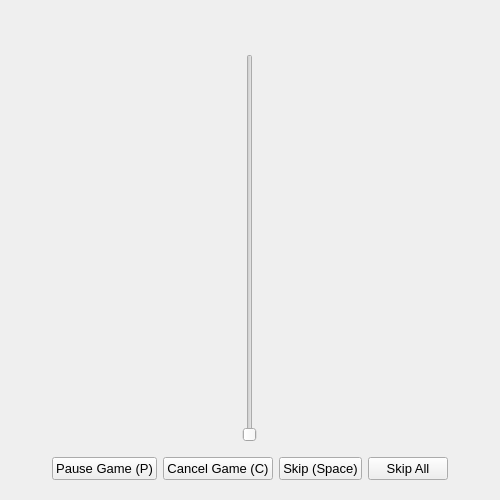
Above: ui/player.ui from tdauth/gustavsfairyland before the change. Below: the same form after it.
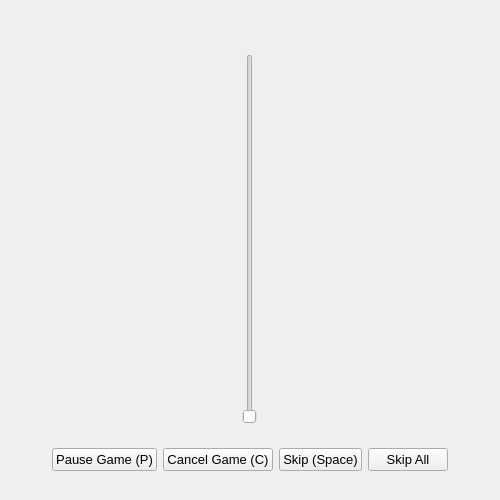
That is the form after the change.

```diff
--- a/ui/player.ui
+++ b/ui/player.ui
@@ -65,6 +65,9 @@
            </property>
            <layout class="QHBoxLayout" name="horizontalLayout_2">
             <item>
+             <widget class="QWidget" name="widget" native="true">
+              <layout class="QHBoxLayout" name="horizontalLayout_3">
+               <item>
              <spacer name="horizontalSpacer">
               <property name="orientation">
                <enum>Qt::Horizontal</enum>
@@ -77,10 +80,10 @@
               </property>
              </spacer>
             </item>
-            <item>
+               <item alignment="Qt::AlignHCenter">
              <widget class="QPushButton" name="pausePushButton">
               <property name="sizePolicy">
-               <sizepolicy hsizetype="Preferred" vsizetype="Preferred">
+                  <sizepolicy hsizetype="Minimum" vsizetype="Preferred">
                 <horstretch>0</horstretch>
                 <verstretch>0</verstretch>
                </sizepolicy>
@@ -95,10 +98,10 @@
               </property>
              </widget>
             </item>
-            <item>
+               <item alignment="Qt::AlignHCenter">
              <widget class="QPushButton" name="cancelPushButton">
               <property name="sizePolicy">
-               <sizepolicy hsizetype="Preferred" vsizetype="Preferred">
+                  <sizepolicy hsizetype="Minimum" vsizetype="Preferred">
                 <horstretch>0</horstretch>
                 <verstretch>0</verstretch>
                </sizepolicy>
@@ -113,10 +116,10 @@
               </property>
              </widget>
             </item>
-            <item>
+               <item alignment="Qt::AlignHCenter">
              <widget class="QPushButton" name="skipPushButton">
               <property name="sizePolicy">
-               <sizepolicy hsizetype="Preferred" vsizetype="Preferred">
+                  <sizepolicy hsizetype="Minimum" vsizetype="Preferred">
                 <horstretch>0</horstretch>
                 <verstretch>0</verstretch>
                </sizepolicy>
@@ -131,10 +134,10 @@
               </property>
              </widget>
             </item>
-            <item>
+               <item alignment="Qt::AlignHCenter">
              <widget class="QPushButton" name="skipAllPushButton">
               <property name="sizePolicy">
-               <sizepolicy hsizetype="Preferred" vsizetype="Preferred">
+                  <sizepolicy hsizetype="Minimum" vsizetype="Preferred">
                 <horstretch>0</horstretch>
                 <verstretch>0</verstretch>
                </sizepolicy>
@@ -150,7 +153,7 @@
              </widget>
             </item>
             <item>
-             <spacer name="horizontalSpacer_3">
+                <spacer name="horizontalSpacer_2">
               <property name="orientation">
                <enum>Qt::Horizontal</enum>
               </property>
@@ -161,6 +164,9 @@
                </size>
               </property>
              </spacer>
+               </item>
+              </layout>
+             </widget>
             </item>
            </layout>
           </widget>
```
Lines whose indentation alone changed are shown as unchanged.
